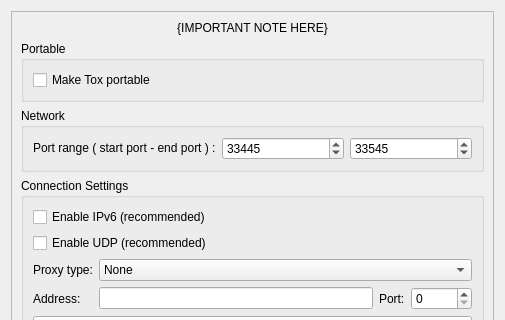
qTox/qTox, file src/widget/form/settings/advancedsettings.ui: the form before one commit; both pictures show x 0 to 505 and y 0 to 320 of the 505 by 565 pixel window.
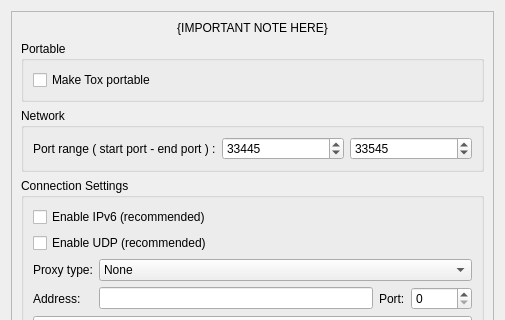
The form after the commit. Custom widgets are drawn as their Qt base class.

Commit message:
feat(settings): add possibility to change the UDP port range
this commit fix a part of the issue #3334

The edit to the form file:
```diff
--- a/src/widget/form/settings/advancedsettings.ui
+++ b/src/widget/form/settings/advancedsettings.ui
@@ -76,7 +76,7 @@
              <string>set the UDP port range used by qTox </string>
             </property>
             <property name="text">
-             <string>&lt;html&gt;&lt;head/&gt;&lt;body&gt;&lt;p&gt;Port range ( start port - end port ) :&lt;/p&gt;&lt;/body&gt;&lt;/html&gt;</string>
+             <string>Port range ( start port - end port ) :</string>
             </property>
            </widget>
           </item>
```
Left out of the diff: 2 changed lines with no effect on the pictures.
